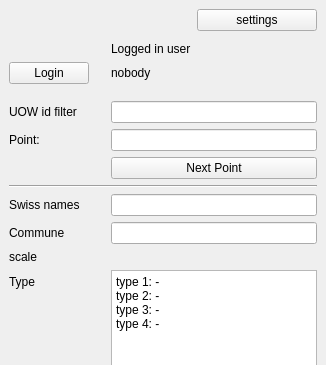
This is gui/areapp_dockwidget_base.ui in danduk82/areapp-bilddocu as Qt 5 draws it before an edit; both pictures show x 0 to 326 and y 0 to 365 of the 326 by 567 pixel window. The edited form follows.
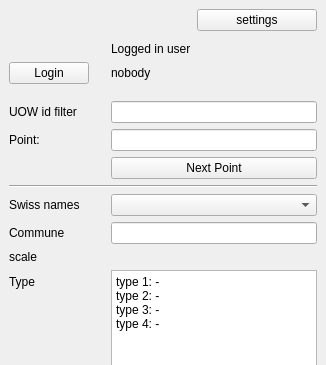
This is the edited form. Icons and pictures are not drawn. Custom widgets are drawn as their Qt base class.

Commit message: add creation of mapcanvases if needed

```diff
--- a/gui/areapp_dockwidget_base.ui
+++ b/gui/areapp_dockwidget_base.ui
@@ -138,9 +138,6 @@
         </property>
        </widget>
       </item>
-      <item row="7" column="1">
-       <widget class="QLineEdit" name="swissNamesLineEdit"/>
-      </item>
       <item row="8" column="0">
        <widget class="QLabel" name="label">
         <property name="text">
@@ -277,6 +274,9 @@
         </property>
        </spacer>
       </item>
+      <item row="7" column="1">
+       <widget class="QComboBox" name="swissNamesComboBox"/>
+      </item>
      </layout>
     </item>
    </layout>
```
The commit also changes 2 other files.
